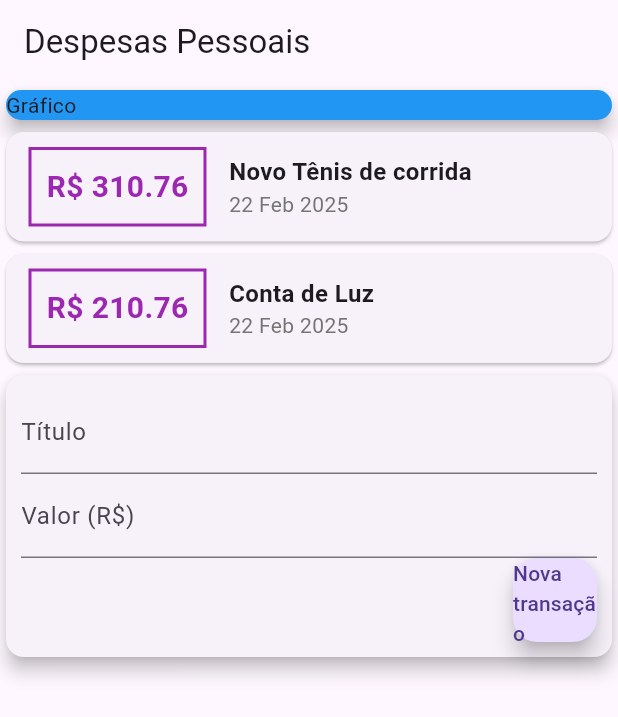
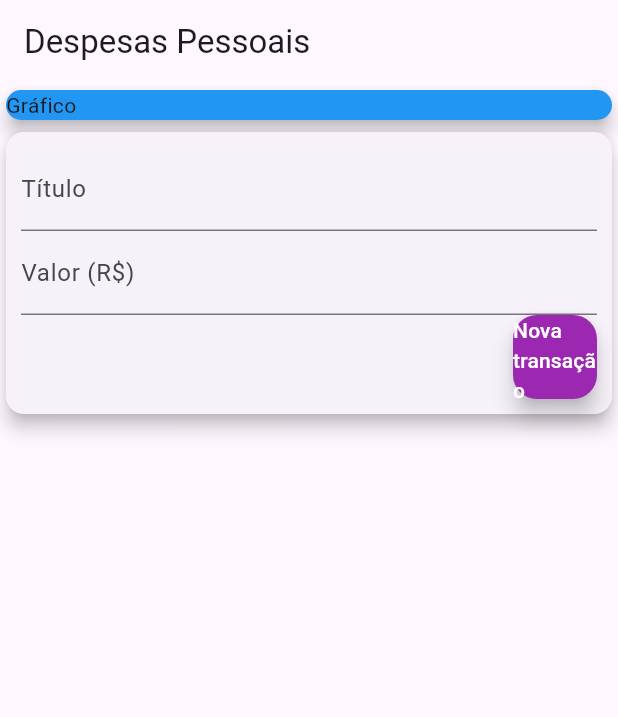
Before and after one commit to jeffersonf-alves/expenses, a Flutter app: the screen it shows after launch, on a phone screen of 412 x 824 dp. Shown: the top 717 px of the screen. Run offline on Flutter 3.47's test engine with Material 3 defaults, Android fonts, the phone set to English and light mode, and no system bars.

Commit message:
Correção

```diff
--- a/lib/main.dart
+++ b/lib/main.dart
@@ -1,6 +1,6 @@
 import 'package:expenses/models/transaction.dart';
 import 'package:flutter/material.dart';
-import 'package:intl/intl.dart';
+
 
 void main(List<String> args) {
     runApp(ExpensesApp());
@@ -77,58 +77,6 @@ class MyHomePage extends StatelessWidget {
                     child: Text('Gráfico')
                 )
               ),
-              Column(
-                children: _transactions.map((tr) {
-                  return Card(
-                      child: Row(
-                        children: [
-                          Container(
-                            margin: EdgeInsets.symmetric(
-                              horizontal: 15,
-                              vertical: 10
-                            ),
-                            decoration: BoxDecoration(
-                              border: Border.all(
-                                color: Colors.purple,
-                                width: 2,
-
-                              )
-                            ),
-                            padding: EdgeInsets.all(10),
-                            child: Text(
-                              'R\$ ${tr.value.toStringAsFixed(2)}',
-                              style: TextStyle(
-                                fontWeight: FontWeight.bold,
-                                fontSize: 20,
-                                color: Colors.purple,
-
-                              )
-                            ),
-                          ),
-                          Column(
-                            crossAxisAlignment: CrossAxisAlignment.start,
-                            children: [
-                              Text(
-                                tr.title,
-                                style: TextStyle(
-                                  fontSize: 16,
-                                  fontWeight: FontWeight.bold,
-
-                                  )
-                                ),
-                              Text(
-                                DateFormat('d MMM y').format(tr.date),
-                                style: TextStyle(
-                                  color: Colors.grey[600]
-                                ),
-                                )
-                            ],
-                          )
-                        ],
-                      ),
-                  );
-                }).toList(),
-              ),
               Card(
                 elevation: 5,
                 child: Container(
@@ -149,19 +97,21 @@ class MyHomePage extends StatelessWidget {
                       mainAxisAlignment: MainAxisAlignment.end,
                       children: [
                         FloatingActionButton(
-                            child: Text('Nova transação'),
-                            textColor: Colors.purple,
-                            onPressed: () {
-                              print(titleController.text);
-                              print(valueController.text);
-                            },
+                          backgroundColor: Colors.purple, // Define a cor de fundo
+                          onPressed: () {
+                            print(titleController.text);
+                            print(valueController.text);
+                          },
+                          child: Text(
+                            'Nova transação',
+                            style: TextStyle(color: Colors.white), // Define a cor do texto
+                          ),
                         )
                       ],
                     )
                   ],
                 ),
                 )
-
               )
           ],
         )
```
Also changed, not shown: lib/components/transaction_list.dart (+56 -2 lines).
